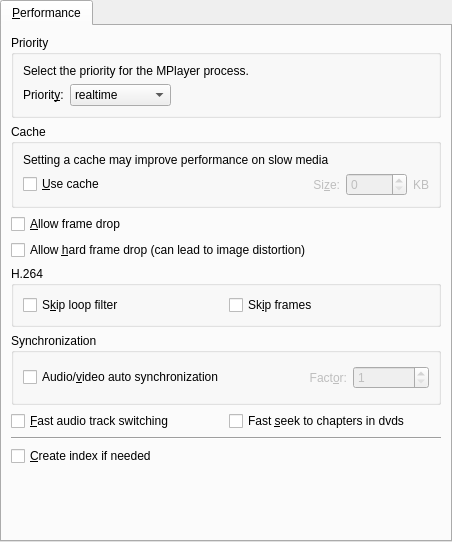
Old version of the form src/prefperformance.ui in the repository wilbert2000/wzplayer.
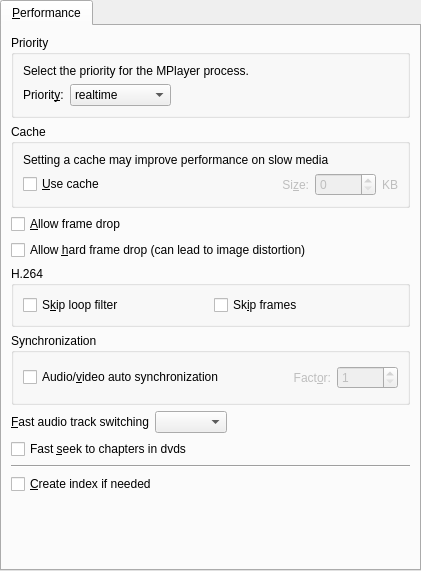
New version of the form. Icons and pictures are not drawn. Custom widgets are drawn as their Qt base class.

Commit message: Added again the "Fast audio track switching" in Preferences->Performance, with a combo to select the 3 possible values: Auto, Yes and No.

Diff of the .ui file:
```diff
--- a/src/prefperformance.ui
+++ b/src/prefperformance.ui
@@ -5,8 +5,8 @@
    <rect>
     <x>0</x>
     <y>0</y>
-    <width>452</width>
-    <height>542</height>
+    <width>421</width>
+    <height>571</height>
    </rect>
   </property>
   <property name="windowIcon" >
@@ -362,21 +362,40 @@
           <number>6</number>
          </property>
          <item>
-          <widget class="QCheckBox" name="fastaudioswitching_check" >
+          <widget class="QLabel" name="label" >
            <property name="text" >
             <string>&amp;Fast audio track switching</string>
            </property>
+           <property name="buddy" >
+            <cstring>fast_audio_combo</cstring>
+           </property>
           </widget>
          </item>
          <item>
-          <widget class="QCheckBox" name="fast_chapter_check" >
-           <property name="text" >
-            <string>Fast &amp;seek to chapters in dvds</string>
+          <widget class="TristateCombo" name="fast_audio_combo" />
+         </item>
+         <item>
+          <spacer>
+           <property name="orientation" >
+            <enum>Qt::Horizontal</enum>
            </property>
-          </widget>
+           <property name="sizeHint" >
+            <size>
+             <width>40</width>
+             <height>20</height>
+            </size>
+           </property>
+          </spacer>
          </item>
         </layout>
        </item>
+       <item>
+        <widget class="QCheckBox" name="fast_chapter_check" >
+         <property name="text" >
+          <string>Fast &amp;seek to chapters in dvds</string>
+         </property>
+        </widget>
+       </item>
        <item>
         <widget class="Line" name="line" >
          <property name="orientation" >
@@ -410,6 +429,13 @@
    </item>
   </layout>
  </widget>
+ <customwidgets>
+  <customwidget>
+   <class>TristateCombo</class>
+   <extends>QComboBox</extends>
+   <header>tristatecombo.h</header>
+  </customwidget>
+ </customwidgets>
  <tabstops>
   <tabstop>tabWidget</tabstop>
   <tabstop>priority_combo</tabstop>
```
Left out of the diff: 1 changed line with no effect on the pictures. The commit also changes 33 other files.
